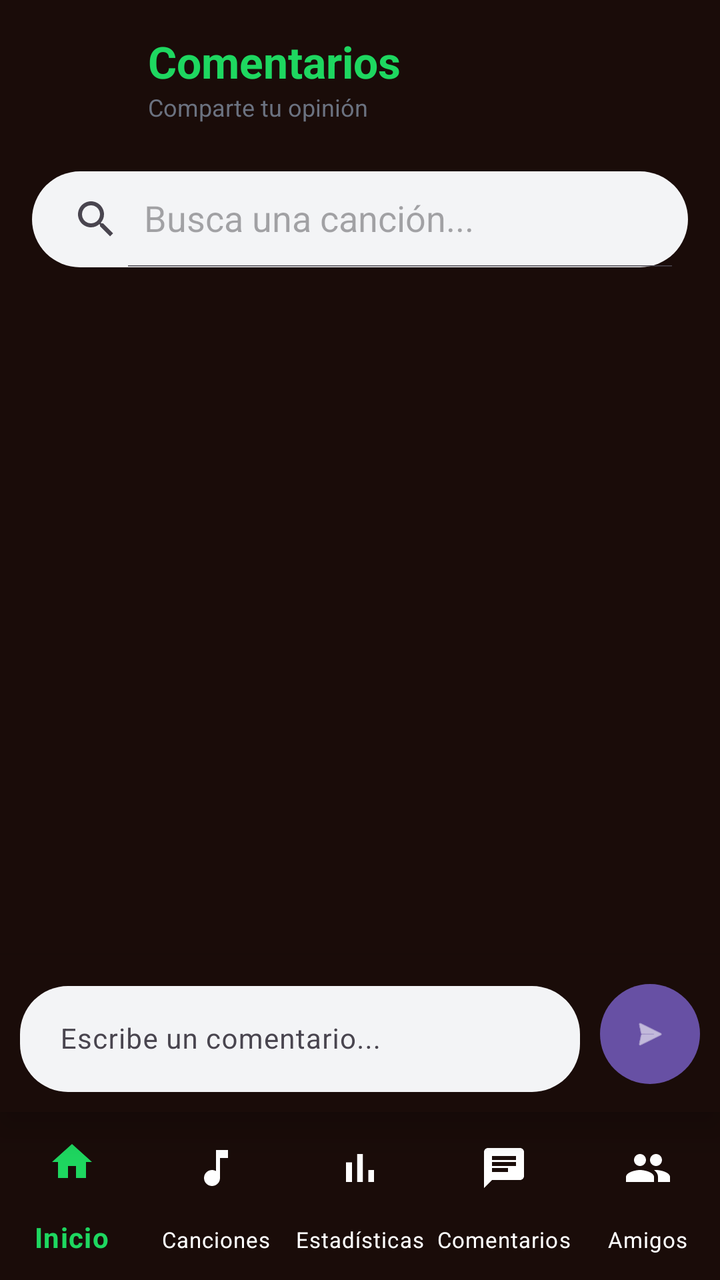
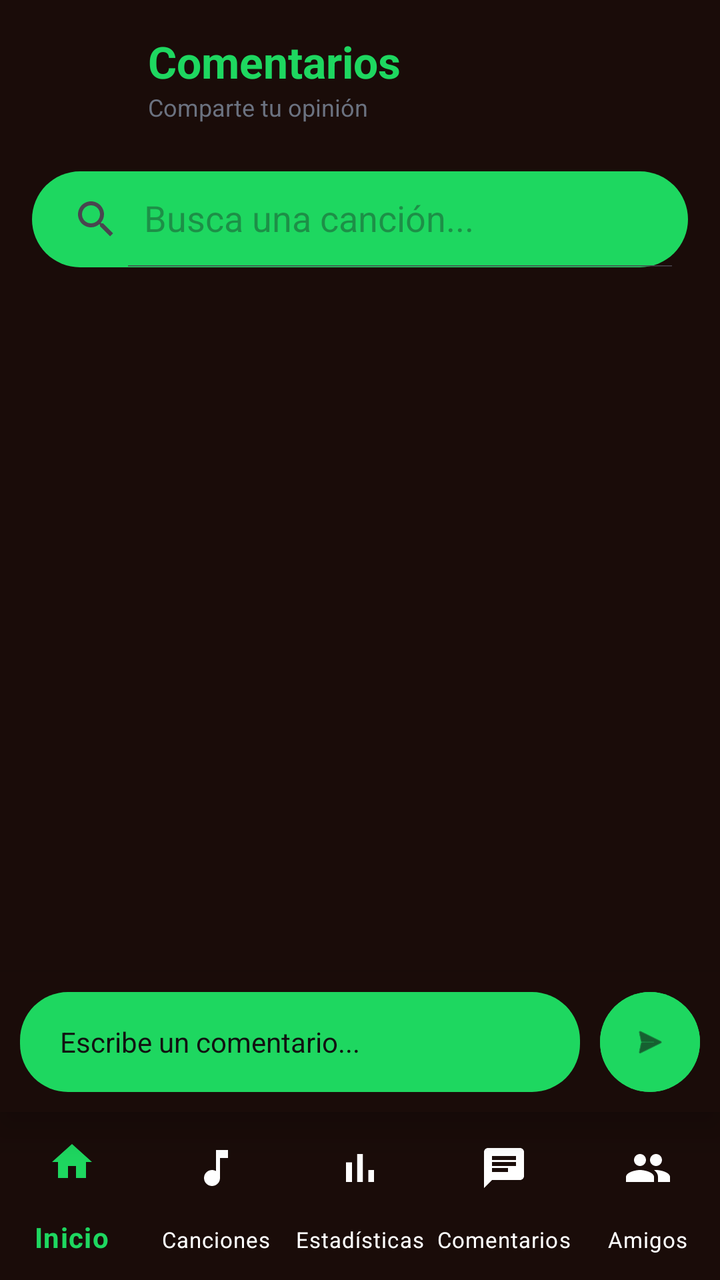

Before-and-after screenshots of an Android layout around one commit, followed by the original layout XML and the change that was made.
<!-- AndroidManifest.xml: application theme Theme.Panchify -->
<!-- res/layout/activity_comments.xml -->
<?xml version="1.0" encoding="utf-8"?>
<androidx.constraintlayout.widget.ConstraintLayout
    xmlns:android="http://schemas.android.com/apk/res/android"
    xmlns:app="http://schemas.android.com/apk/res-auto"
    xmlns:tools="http://schemas.android.com/tools"
    android:id="@+id/main"
    android:layout_width="match_parent"
    android:layout_height="match_parent"
    android:background="@color/fondo_principal"
    tools:context=".vistas.Comments">

    
    <LinearLayout
        android:id="@+id/headerComments"
        android:layout_width="0dp"
        android:layout_height="wrap_content"
        android:orientation="horizontal"
        android:gravity="center_vertical"
        android:paddingHorizontal="20dp"
        android:paddingVertical="16dp"
        app:layout_constraintStart_toStartOf="parent"
        app:layout_constraintEnd_toEndOf="parent"
        app:layout_constraintTop_toTopOf="parent">

        <ImageView
            android:id="@+id/imgProfileIcon"
            android:layout_width="40dp"
            android:layout_height="40dp"
            android:layout_marginEnd="14dp"
            android:scaleType="centerCrop"
            android:src="@android:drawable/sym_def_app_icon"
            android:background="?attr/selectableItemBackgroundBorderless"
            android:clickable="true"
            android:focusable="true"/>

        <LinearLayout
            android:layout_width="0dp"
            android:layout_height="wrap_content"
            android:layout_weight="1"
            android:orientation="vertical">

            <TextView
                android:id="@+id/titleComments"
                android:layout_width="wrap_content"
                android:layout_height="wrap_content"
                android:text="Comentarios"
                android:textColor="@color/spotify_green"
                android:textSize="22sp"
                android:textStyle="bold"/>

            <TextView
                android:layout_width="wrap_content"
                android:layout_height="wrap_content"
                android:text="Comparte tu opinión"
                android:textSize="12sp"
                android:textColor="#6B7280"/>
        </LinearLayout>

    </LinearLayout>

    
    <androidx.appcompat.widget.SearchView
        android:id="@+id/searchViewCanciones"
        android:layout_width="0dp"
        android:layout_height="wrap_content"
        android:layout_marginHorizontal="16dp"
        android:layout_marginTop="8dp"
        android:background="@drawable/bg_search_view"
        app:queryHint="Busca una canción..."
        app:iconifiedByDefault="false"
        app:layout_constraintTop_toBottomOf="@id/headerComments"
        app:layout_constraintStart_toStartOf="parent"
        app:layout_constraintEnd_toEndOf="parent" />

    
    <androidx.constraintlayout.widget.ConstraintLayout
        android:id="@+id/layoutCancionSeleccionada"
        android:layout_width="0dp"
        android:layout_height="wrap_content"
        android:layout_marginHorizontal="16dp"
        android:layout_marginTop="8dp"
        android:background="@drawable/bg_selected_track"
        android:padding="8dp"
        android:visibility="gone"
        app:layout_constraintTop_toBottomOf="@id/searchViewCanciones"
        app:layout_constraintStart_toStartOf="parent"
        app:layout_constraintEnd_toEndOf="parent">

        <ImageView
            android:id="@+id/imgSelectedTrack"
            android:layout_width="50dp"
            android:layout_height="50dp"
            android:scaleType="centerCrop"
            android:src="@android:drawable/ic_menu_myplaces"
            app:layout_constraintStart_toStartOf="parent"
            app:layout_constraintTop_toTopOf="parent"
            app:layout_constraintBottom_toBottomOf="parent"/>

        <LinearLayout
            android:layout_width="0dp"
            android:layout_height="wrap_content"
            android:orientation="vertical"
            android:layout_marginStart="12dp"
            app:layout_constraintStart_toEndOf="@id/imgSelectedTrack"
            app:layout_constraintEnd_toStartOf="@id/btnCambiarCancion"
            app:layout_constraintTop_toTopOf="parent"
            app:layout_constraintBottom_toBottomOf="parent">

            <TextView
                android:id="@+id/txtSelectedTrackName"
                android:layout_width="wrap_content"
                android:layout_height="wrap_content"
                android:text="Nombre de Canción"
                android:textColor="@color/white"
                android:textStyle="bold"
                android:textSize="14sp"
                android:ellipsize="end"
                android:maxLines="1"/>

            <TextView
                android:id="@+id/txtSelectedArtistName"
                android:layout_width="wrap_content"
                android:layout_height="wrap_content"
                android:text="Artista"
                android:textColor="#A0A0A0"
                android:textSize="12sp"
                android:ellipsize="end"
                android:maxLines="1"/>
        </LinearLayout>

        <ImageView
            android:id="@+id/btnCambiarCancion"
            android:layout_width="30dp"
            android:layout_height="30dp"
            android:src="@android:drawable/ic_menu_close_clear_cancel"
            app:tint="@color/white"
            android:padding="4dp"
            app:layout_constraintEnd_toEndOf="parent"
            app:layout_constraintTop_toTopOf="parent"
            app:layout_constraintBottom_toBottomOf="parent" />

    </androidx.constraintlayout.widget.ConstraintLayout>

    
    <androidx.recyclerview.widget.RecyclerView
        android:id="@+id/listaComentarios"
        android:layout_width="0dp"
        android:layout_height="0dp"
        android:padding="8dp"
        android:clipToPadding="false"
        app:layout_constraintTop_toBottomOf="@id/layoutCancionSeleccionada"
        app:layout_constraintBottom_toTopOf="@id/inputArea"
        app:layout_constraintStart_toStartOf="parent"
        app:layout_constraintEnd_toEndOf="parent"/>

    
    <androidx.constraintlayout.widget.ConstraintLayout
        android:id="@+id/inputArea"
        android:layout_width="0dp"
        android:layout_height="wrap_content"
        android:padding="10dp"
        android:background="@color/fondo_principal"
        android:elevation="10dp"
        android:layout_marginBottom="4dp"
        app:layout_constraintStart_toStartOf="parent"
        app:layout_constraintEnd_toEndOf="parent"
        app:layout_constraintBottom_toTopOf="@id/bottom_navigation">

        <com.google.android.material.textfield.TextInputLayout
            android:id="@+id/inputLayout"
            android:layout_width="0dp"
            android:layout_height="wrap_content"
            android:layout_marginEnd="10dp"
            app:boxBackgroundColor="#F3F4F6"
            app:boxCornerRadiusTopStart="24dp"
            app:boxCornerRadiusTopEnd="24dp"
            app:boxCornerRadiusBottomStart="24dp"
            app:boxCornerRadiusBottomEnd="24dp"
            app:boxStrokeWidth="0dp"
            app:layout_constraintStart_toStartOf="parent"
            app:layout_constraintEnd_toStartOf="@id/btnSend"
            app:layout_constraintBottom_toBottomOf="parent"
            app:layout_constraintTop_toTopOf="parent">

            <com.google.android.material.textfield.TextInputEditText
                android:id="@+id/campoComentarios"
                android:layout_width="match_parent"
                android:layout_height="wrap_content"
                android:hint="Escribe un comentario..."
                android:paddingStart="20dp"
                android:textSize="14sp" />
        </com.google.android.material.textfield.TextInputLayout>

        <com.google.android.material.button.MaterialButton
            android:id="@+id/btnSend"
            android:layout_width="50dp"
            android:layout_height="50dp"
            android:insetLeft="0dp"
            android:insetTop="0dp"
            android:insetRight="0dp"
            android:insetBottom="0dp"
            app:icon="@android:drawable/ic_menu_send"
            app:iconGravity="textStart"
            app:iconPadding="0dp"
            app:cornerRadius="25dp"
            app:layout_constraintEnd_toEndOf="parent"
            app:layout_constraintBottom_toBottomOf="parent"
            app:layout_constraintTop_toTopOf="parent"/>

    </androidx.constraintlayout.widget.ConstraintLayout>

    <com.google.android.material.bottomnavigation.BottomNavigationView
        android:id="@+id/bottom_navigation"
        android:layout_width="0dp"
        android:layout_height="wrap_content"
        app:layout_constraintBottom_toBottomOf="parent"
        app:layout_constraintStart_toStartOf="parent"
        app:layout_constraintEnd_toEndOf="parent"
        app:menu="@menu/bottom_nav_menu"
        android:background="@color/fondo_principal"
        app:itemIconTint="@color/selector_bottom_nav"
        app:itemTextColor="@color/selector_bottom_nav"
        app:labelVisibilityMode="labeled"
        app:itemTextAppearanceActive="@style/BottomNavText.Active"
        app:itemTextAppearanceInactive="@style/BottomNavText.Inactive"/>

</androidx.constraintlayout.widget.ConstraintLayout>
<!-- resources referenced by this layout -->
<resources>
  <color name="fondo_principal">#1A0C09</color>
  <color name="spotify_green">#1ED760</color>
  <color name="white">#FFFFFFFF</color>
  <!-- drawable bg_search_view (drawable) -->
  <?xml version="1.0" encoding="utf-8"?>
  <shape xmlns:android="http://schemas.android.com/apk/res/android">
      <solid android:color="#F3F4F6"/>
      <corners android:radius="24dp"/>
  </shape>
  <!-- drawable bg_selected_track (drawable) -->
  <?xml version="1.0" encoding="utf-8"?>
  <shape xmlns:android="http://schemas.android.com/apk/res/android">
      <solid android:color="#282828"/>
      <corners android:radius="12dp"/>
  </shape>
  <style name="BottomNavText.Active" parent="TextAppearance.MaterialComponents.Caption">
          <item name="android:textSize">14sp</item>
          <item name="android:textStyle">bold</item>
      </style>
  <style name="BottomNavText.Inactive" parent="TextAppearance.MaterialComponents.Caption">
          <item name="android:textSize">11sp</item>
      </style>
  <style name="Theme.Panchify" parent="Base.Theme.Panchify" />
  <style name="Base.Theme.Panchify" parent="Theme.Material3.DayNight.NoActionBar">
          
          
      </style>
</resources>

<!-- the commit's change to res/layout/activity_comments.xml (unified diff, before → after) -->
@@ -111,7 +111,7 @@
                 android:layout_width="wrap_content"
                 android:layout_height="wrap_content"
                 android:text="Nombre de Canción"
-                android:textColor="@color/white"
+                android:textColor="@color/spotify_green"
                 android:textStyle="bold"
                 android:textSize="14sp"
                 android:ellipsize="end"
@@ -122,7 +122,7 @@
                 android:layout_width="wrap_content"
                 android:layout_height="wrap_content"
                 android:text="Artista"
-                android:textColor="#A0A0A0"
+                android:textColor="#111111"
                 android:textSize="12sp"
                 android:ellipsize="end"
                 android:maxLines="1"/>
@@ -166,30 +166,24 @@
         app:layout_constraintEnd_toEndOf="parent"
         app:layout_constraintBottom_toTopOf="@id/bottom_navigation">
 
-        <com.google.android.material.textfield.TextInputLayout
-            android:id="@+id/inputLayout"
+        <EditText
+            android:id="@+id/campoComentarios"
             android:layout_width="0dp"
-            android:layout_height="wrap_content"
+            android:layout_height="50dp"
             android:layout_marginEnd="10dp"
-            app:boxBackgroundColor="#F3F4F6"
-            app:boxCornerRadiusTopStart="24dp"
-            app:boxCornerRadiusTopEnd="24dp"
-            app:boxCornerRadiusBottomStart="24dp"
-            app:boxCornerRadiusBottomEnd="24dp"
-            app:boxStrokeWidth="0dp"
+            android:background="@drawable/bg_comment_input"
+            android:gravity="center_vertical"
+            android:hint="Escribe un comentario..."
+            android:paddingHorizontal="20dp"
+            android:singleLine="true"
+            android:textColor="#111111"
+            android:textColorHint="#111111"
+            android:textCursorDrawable="@null"
+            android:textSize="14sp"
             app:layout_constraintStart_toStartOf="parent"
             app:layout_constraintEnd_toStartOf="@id/btnSend"
             app:layout_constraintBottom_toBottomOf="parent"
-            app:layout_constraintTop_toTopOf="parent">
-
-            <com.google.android.material.textfield.TextInputEditText
-                android:id="@+id/campoComentarios"
-                android:layout_width="match_parent"
-                android:layout_height="wrap_content"
-                android:hint="Escribe un comentario..."
-                android:paddingStart="20dp"
-                android:textSize="14sp" />
-        </com.google.android.material.textfield.TextInputLayout>
+            app:layout_constraintTop_toTopOf="parent" />
 
         <com.google.android.material.button.MaterialButton
             android:id="@+id/btnSend"
@@ -203,6 +197,8 @@
             app:iconGravity="textStart"
             app:iconPadding="0dp"
             app:cornerRadius="25dp"
+            android:backgroundTint="@color/spotify_green"
+            app:iconTint="#111111"
             app:layout_constraintEnd_toEndOf="parent"
             app:layout_constraintBottom_toBottomOf="parent"
             app:layout_constraintTop_toTopOf="parent"/>
<!-- resource entries referenced after the edit -->
@@ -3,16 +3,27 @@
   <color name="fondo_principal">#1A0C09</color>
   <color name="spotify_green">#1ED760</color>
   <color name="white">#FFFFFFFF</color>
+  <!-- drawable bg_comment_input (drawable) -->
+  <?xml version="1.0" encoding="utf-8"?>
+  <shape xmlns:android="http://schemas.android.com/apk/res/android">
+      <solid android:color="@color/spotify_green" />
+      <corners android:radius="24dp" />
+      <padding
+          android:bottom="2dp"
+          android:left="4dp"
+          android:right="4dp"
+          android:top="2dp" />
+  </shape>
   <!-- drawable bg_search_view (drawable) -->
   <?xml version="1.0" encoding="utf-8"?>
   <shape xmlns:android="http://schemas.android.com/apk/res/android">
-      <solid android:color="#F3F4F6"/>
+      <solid android:color="@color/spotify_green"/>
       <corners android:radius="24dp"/>
   </shape>
   <!-- drawable bg_selected_track (drawable) -->
   <?xml version="1.0" encoding="utf-8"?>
   <shape xmlns:android="http://schemas.android.com/apk/res/android">
-      <solid android:color="#282828"/>
+      <solid android:color="@color/spotify_green"/>
       <corners android:radius="12dp"/>
   </shape>
   <style name="BottomNavText.Active" parent="TextAppearance.MaterialComponents.Caption">
@@ -24,8 +35,11 @@
       </style>
   <style name="Theme.Panchify" parent="Base.Theme.Panchify" />
   <style name="Base.Theme.Panchify" parent="Theme.Material3.DayNight.NoActionBar">
-          
-          
+          <item name="colorPrimary">@color/spotify_green</item>
+          <item name="colorSecondary">@color/spotify_green</item>
+          <item name="colorTertiary">@color/spotify_green</item>
+          <item name="colorAccent">@color/spotify_green</item>
+          <item name="colorControlActivated">@color/spotify_green</item>
       </style>
 </resources>
 
